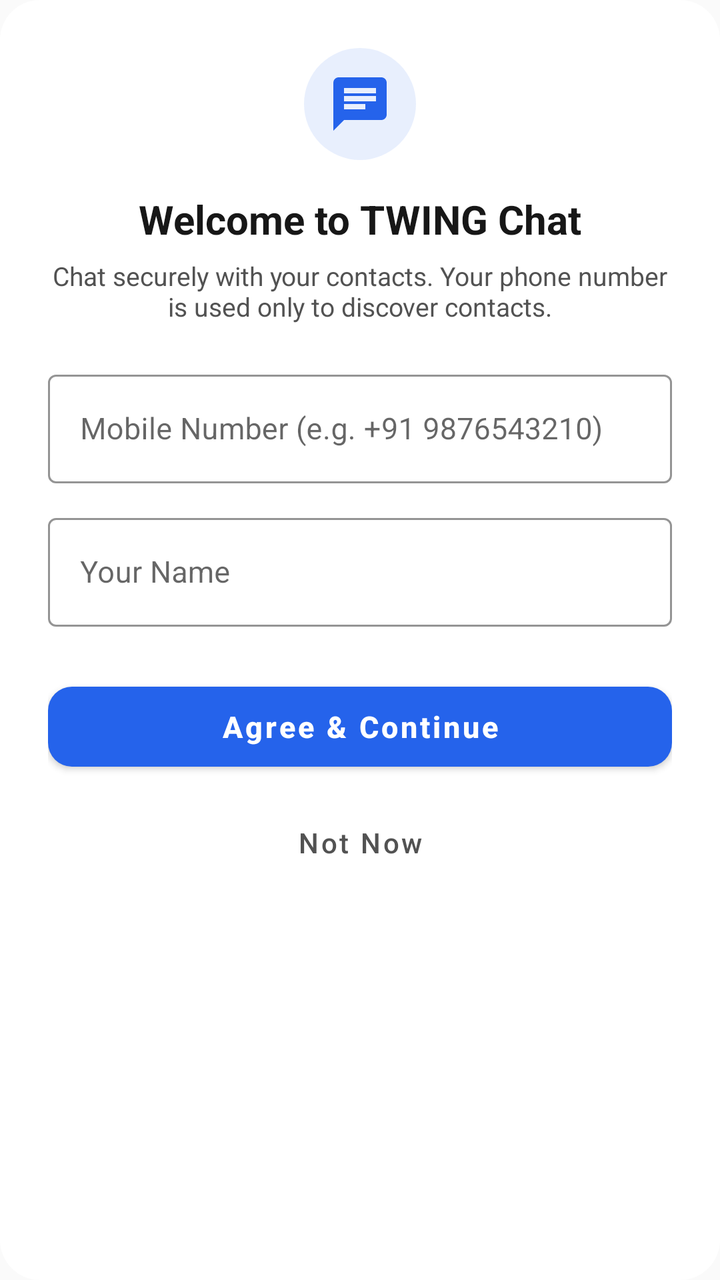
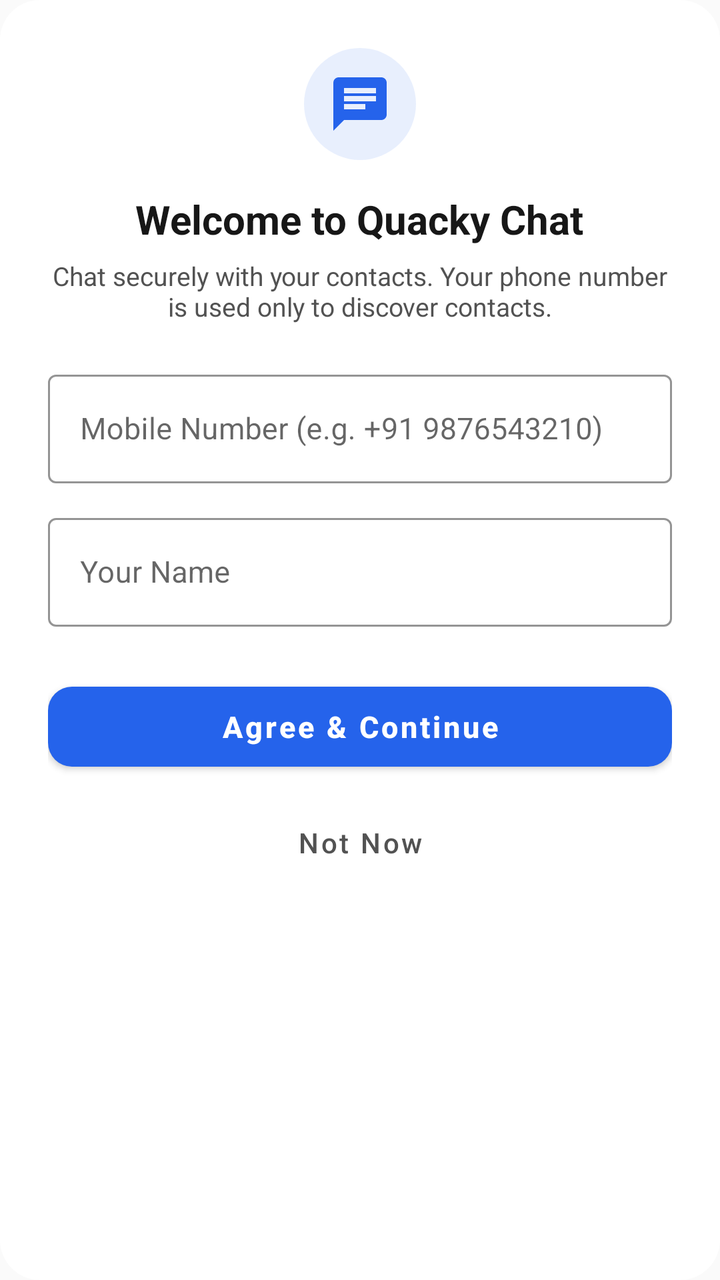

Two renders of the same Android screen: before a commit and after it. Below are the layout's source before the change and the commit's diff.
<!-- AndroidManifest.xml: application theme Theme.Zez -->
<!-- res/layout/dialog_chat_register.xml -->
<?xml version="1.0" encoding="utf-8"?>
<LinearLayout
    xmlns:android="http://schemas.android.com/apk/res/android"
    xmlns:app="http://schemas.android.com/apk/res-auto"
    android:layout_width="match_parent"
    android:layout_height="wrap_content"
    android:orientation="vertical"
    android:padding="24dp"
    android:background="@drawable/bg_bottom_sheet">

    <ImageView
        android:layout_width="56dp"
        android:layout_height="56dp"
        android:layout_gravity="center_horizontal"
        android:src="@drawable/ic_chat"
        app:tint="@color/primary"
        android:background="@drawable/bg_circle_glass"
        android:padding="12dp"
        android:layout_marginBottom="16dp" />

    <TextView
        android:layout_width="wrap_content"
        android:layout_height="wrap_content"
        android:layout_gravity="center_horizontal"
        android:text="Welcome to TWING Chat"
        android:textSize="20sp"
        android:textStyle="bold"
        android:textColor="@color/theme_text_primary" />

    <TextView
        android:layout_width="wrap_content"
        android:layout_height="wrap_content"
        android:layout_gravity="center_horizontal"
        android:text="Chat securely with your contacts. Your phone number is used only to discover contacts."
        android:textSize="13sp"
        android:textColor="@color/theme_text_secondary"
        android:gravity="center"
        android:layout_marginTop="6dp"
        android:layout_marginBottom="20dp" />

    <com.google.android.material.textfield.TextInputLayout
        android:id="@+id/til_chat_phone"
        style="@style/Widget.MaterialComponents.TextInputLayout.OutlinedBox"
        android:layout_width="match_parent"
        android:layout_height="wrap_content"
        android:layout_marginBottom="12dp"
        android:hint="Mobile Number (e.g. +91 9876543210)"
        app:boxStrokeColor="@color/primary"
        app:hintTextColor="@color/primary">

        <com.google.android.material.textfield.TextInputEditText
            android:id="@+id/et_chat_phone"
            android:layout_width="match_parent"
            android:layout_height="wrap_content"
            android:inputType="phone"
            android:textColor="@color/theme_text_primary"
            android:textSize="15sp" />
    </com.google.android.material.textfield.TextInputLayout>

    <com.google.android.material.textfield.TextInputLayout
        android:id="@+id/til_chat_name"
        style="@style/Widget.MaterialComponents.TextInputLayout.OutlinedBox"
        android:layout_width="match_parent"
        android:layout_height="wrap_content"
        android:layout_marginBottom="24dp"
        android:hint="Your Name"
        app:boxStrokeColor="@color/primary"
        app:hintTextColor="@color/primary">

        <com.google.android.material.textfield.TextInputEditText
            android:id="@+id/et_chat_name"
            android:layout_width="match_parent"
            android:layout_height="wrap_content"
            android:inputType="textPersonName|textCapWords"
            android:textColor="@color/theme_text_primary"
            android:textSize="15sp" />
    </com.google.android.material.textfield.TextInputLayout>

    <com.google.android.material.button.MaterialButton
        android:id="@+id/btn_chat_register"
        android:layout_width="match_parent"
        android:layout_height="52dp"
        android:text="Agree &amp; Continue"
        android:textAllCaps="false"
        android:textSize="15sp"
        android:textStyle="bold"
        app:cornerRadius="12dp"
        app:backgroundTint="@color/primary" />

    <com.google.android.material.button.MaterialButton
        android:id="@+id/btn_chat_cancel"
        style="@style/Widget.MaterialComponents.Button.TextButton"
        android:layout_width="match_parent"
        android:layout_height="48dp"
        android:layout_marginTop="8dp"
        android:text="Not Now"
        android:textAllCaps="false"
        android:textSize="14sp"
        android:textColor="@color/theme_text_secondary" />

    <ProgressBar
        android:id="@+id/pb_chat_register"
        android:layout_width="32dp"
        android:layout_height="32dp"
        android:layout_gravity="center_horizontal"
        android:visibility="gone"
        android:layout_marginTop="12dp" />

</LinearLayout>
<!-- resources referenced by this layout -->
<resources>
  <color name="primary">#2563EB</color>
  <color name="theme_text_primary">#171717</color>
  <color name="theme_text_secondary">#525252</color>
  <!-- drawable bg_bottom_sheet (drawable) -->
  <?xml version="1.0" encoding="utf-8"?>
  <shape xmlns:android="http://schemas.android.com/apk/res/android"
      android:shape="rectangle">
      <solid android:color="@color/theme_surface" />
      <corners
          android:topLeftRadius="20dp"
          android:topRightRadius="20dp"
          android:bottomLeftRadius="20dp"
          android:bottomRightRadius="20dp" />
  </shape>
  <!-- drawable bg_circle_glass (drawable) -->
  <?xml version="1.0" encoding="utf-8"?>
  <shape xmlns:android="http://schemas.android.com/apk/res/android"
      android:shape="oval">
      <solid android:color="#1A2563EB" />
  </shape>
  <!-- drawable ic_chat (drawable) -->
  <vector xmlns:android="http://schemas.android.com/apk/res/android"
      android:width="24dp"
      android:height="24dp"
      android:viewportWidth="24"
      android:viewportHeight="24">
    <path
        android:fillColor="#FFFFFFFF"
        android:pathData="M20,2H4c-1.1,0 -1.99,0.9 -1.99,2L2,22l4,-4h14c1.1,0 2,-0.9 2,-2V4c0,-1.1 -0.9,-2 -2,-2zM6,9h12v2H6V9zm8,5H6v-2h8v2zm4,-6H6V6h12v2z"/>
  </vector>
  <style name="Theme.Zez" parent="Theme.MaterialComponents.DayNight.NoActionBar">
          <item name="colorPrimary">@color/primary</item>
          <item name="colorPrimaryDark">@color/primary_dark</item>
          <item name="colorAccent">@color/accent</item>
          <item name="android:windowBackground">@color/theme_background</item>
          <item name="colorSurface">@color/theme_surface</item>
          <item name="android:statusBarColor">@color/theme_surface</item>
          <item name="android:windowLightStatusBar" tools:targetApi="m">true</item>
      </style>
  <color name="theme_surface">#FFFFFF</color>
  <color name="primary_dark">#1D4ED8</color>
  <color name="accent">#3B82F6</color>
  <color name="theme_background">#FAFAFA</color>
</resources>

<!-- the commit's change to res/layout/dialog_chat_register.xml (unified diff, before → after) -->
@@ -22,7 +22,7 @@
         android:layout_width="wrap_content"
         android:layout_height="wrap_content"
         android:layout_gravity="center_horizontal"
-        android:text="Welcome to TWING Chat"
+        android:text="Welcome to Quacky Chat"
         android:textSize="20sp"
         android:textStyle="bold"
         android:textColor="@color/theme_text_primary" />
